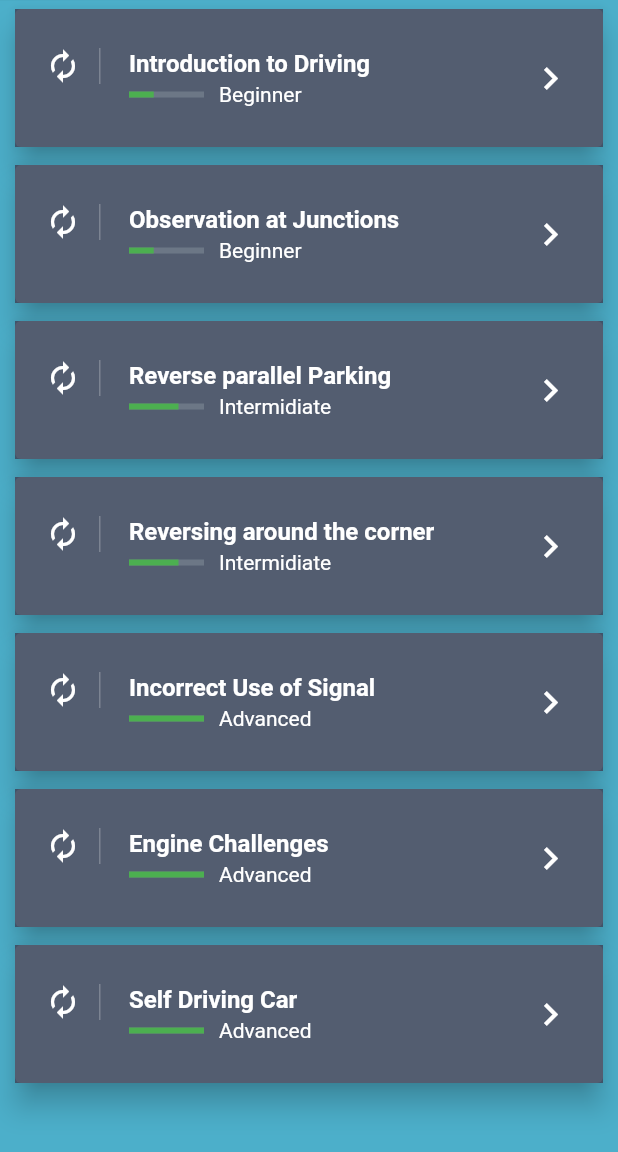
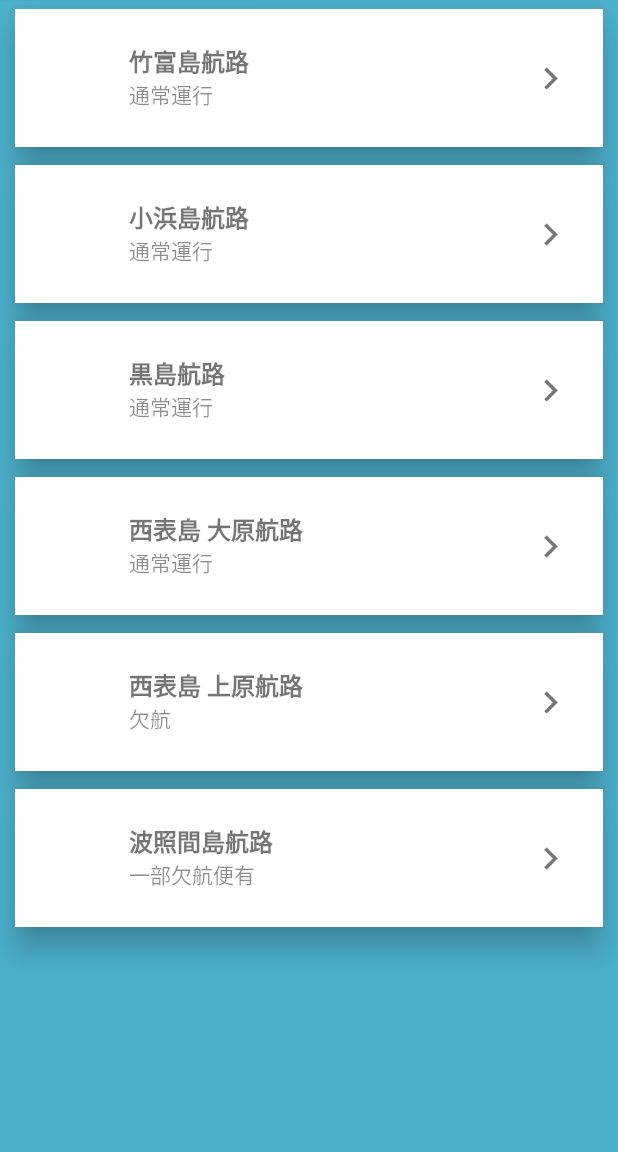
Before and after one commit to ikemura23/yaimafuni_flutter, a Flutter app: the screen it shows after launch, on a phone screen of 412 x 824 dp, the part 84-1236 px from its top. Run offline on Flutter 3.47's test engine with Material 2 defaults, Android fonts, the phone set to English and light mode, and no system bars.

Commit message:
トップの表示調整、カードの背景色を白、文字を黒に変更

```diff
--- a/lib/main.dart
+++ b/lib/main.dart
@@ -52,30 +52,30 @@ class _ListPageState extends State<ListPage> {
           ),
           title: Text(
             lesson.title,
-            style: TextStyle(color: Colors.white, fontWeight: FontWeight.bold),
+            style: TextStyle(color: Colors.black54, fontWeight: FontWeight.bold),
           ),
           subtitle: Row(
             children: <Widget>[
-              Expanded(
-                  flex: 1,
-                  child: Container(
-                    // tag: 'hero',
-                    child: LinearProgressIndicator(
-                        backgroundColor: Color.fromRGBO(209, 224, 224, 0.2),
-                        value: lesson.indicatorValue,
-                        valueColor: AlwaysStoppedAnimation(Colors.green)),
-                  )),
+//              Expanded(
+//                  flex: 1,
+//                  child: Container(
+//                    // tag: 'hero',
+////                    child: LinearProgressIndicator(
+////                        backgroundColor: Color.fromRGBO(209, 224, 224, 0.2),
+////                        value: lesson.indicatorValue,
+////                        valueColor: AlwaysStoppedAnimation(Colors.green)),
+//                  )),
               Expanded(
                 flex: 4,
                 child: Padding(
-                    padding: EdgeInsets.only(left: 10.0),
+                    padding: EdgeInsets.only(left: 0.0),
                     child: Text(lesson.level,
-                        style: TextStyle(color: Colors.white))),
+                        style: TextStyle(color: Colors.black45))),
               )
             ],
           ),
           trailing:
-              Icon(Icons.keyboard_arrow_right, color: Colors.white, size: 30.0),
+              Icon(Icons.keyboard_arrow_right, color: Colors.black54, size: 30.0),
           onTap: () {
             Navigator.push(
                 context,
@@ -89,7 +89,7 @@ class _ListPageState extends State<ListPage> {
           elevation: 8.0,
           margin: new EdgeInsets.symmetric(horizontal: 10.0, vertical: 6.0),
           child: Container(
-            decoration: BoxDecoration(color: Color.fromRGBO(64, 75, 96, .9)),
+            decoration: BoxDecoration(color: Colors.white),
             child: makeListTile(lesson),
           ),
         );
@@ -99,7 +99,7 @@ class _ListPageState extends State<ListPage> {
       child: ListView.builder(
         scrollDirection: Axis.vertical,
         shrinkWrap: true,
-        itemCount: 7,
+        itemCount: lessons.length,
         itemBuilder: (BuildContext context, int index) {
           return makeCard(lessons[index]);
         },
--- a/lib/model/lesson.dart
+++ b/lib/model/lesson.dart
@@ -12,53 +12,46 @@ class Lesson {
 List getLessons() {
   return [
     Lesson(
-        title: "Introduction to Driving",
-        level: "Beginner",
+        title: "竹富島航路",
+        level: "通常運行",
         indicatorValue: 0.33,
         price: 20,
         content:
             "Start by taking a couple of minutes to read the info in this section. Launch your app and click on the Settings menu.  While on the settings page, click the Save button.  You should see a circular progress indicator display in the middle of the page and the user interface elements cannot be clicked due to the modal barrier that is constructed."),
     Lesson(
-        title: "Observation at Junctions",
-        level: "Beginner",
+        title: "小浜島航路",
+        level: "通常運行",
         indicatorValue: 0.33,
         price: 50,
         content:
             "Start by taking a couple of minutes to read the info in this section. Launch your app and click on the Settings menu.  While on the settings page, click the Save button.  You should see a circular progress indicator display in the middle of the page and the user interface elements cannot be clicked due to the modal barrier that is constructed."),
     Lesson(
-        title: "Reverse parallel Parking",
-        level: "Intermidiate",
+        title: "黒島航路",
+        level: "通常運行",
         indicatorValue: 0.66,
         price: 30,
         content:
             "Start by taking a couple of minutes to read the info in this section. Launch your app and click on the Settings menu.  While on the settings page, click the Save button.  You should see a circular progress indicator display in the middle of the page and the user interface elements cannot be clicked due to the modal barrier that is constructed."),
     Lesson(
-        title: "Reversing around the corner",
-        level: "Intermidiate",
+        title: "西表島 大原航路",
+        level: "通常運行",
         indicatorValue: 0.66,
         price: 30,
         content:
             "Start by taking a couple of minutes to read the info in this section. Launch your app and click on the Settings menu.  While on the settings page, click the Save button.  You should see a circular progress indicator display in the middle of the page and the user interface elements cannot be clicked due to the modal barrier that is constructed."),
     Lesson(
-        title: "Incorrect Use of Signal",
-        level: "Advanced",
+        title: "西表島 上原航路",
+        level: "欠航",
         indicatorValue: 1.0,
         price: 50,
         content:
             "Start by taking a couple of minutes to read the info in this section. Launch your app and click on the Settings menu.  While on the settings page, click the Save button.  You should see a circular progress indicator display in the middle of the page and the user interface elements cannot be clicked due to the modal barrier that is constructed."),
     Lesson(
-        title: "Engine Challenges",
-        level: "Advanced",
+        title: "波照間島航路",
+        level: "一部欠航便有",
         indicatorValue: 1.0,
         price: 50,
         content:
             "Start by taking a couple of minutes to read the info in this section. Launch your app and click on the Settings menu.  While on the settings page, click the Save button.  You should see a circular progress indicator display in the middle of the page and the user interface elements cannot be clicked due to the modal barrier that is constructed."),
-    Lesson(
-        title: "Self Driving Car",
-        level: "Advanced",
-        indicatorValue: 1.0,
-        price: 50,
-        content:
-        "Start by taking a couple of minutes to read the info in this section. Launch your app and click on the Settings menu.  While on the settings page, click the Save button.  You should see a circular progress indicator display in the middle of the page and the user interface elements cannot be clicked due to the modal barrier that is constructed.  ")
   ];
 }
```
Lines whose indentation alone changed are shown as unchanged.
